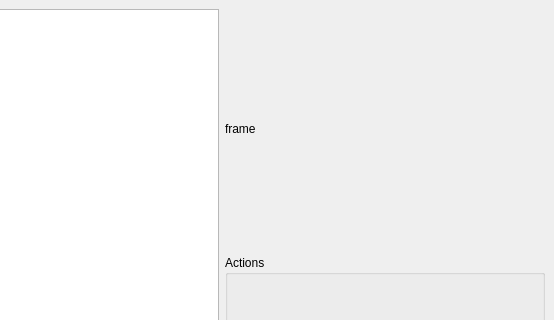
Before: the Qt Designer form client/ui/designer/main.ui in arshad171/iot-rads, drawn with Qt 5; both pictures show x 301 to 855 and y 0 to 320 of the 855 by 509 pixel window.
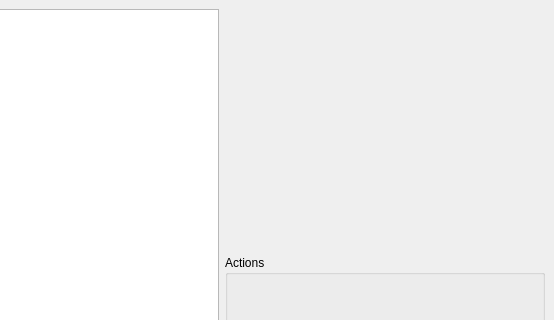
After: the same form once the commit is applied.

Patch:
```diff
--- a/client/ui/designer/main.ui
+++ b/client/ui/designer/main.ui
@@ -41,7 +41,7 @@
            </size>
           </property>
           <property name="text">
-           <string>frame</string>
+           <string/>
           </property>
          </widget>
         </item>
```
